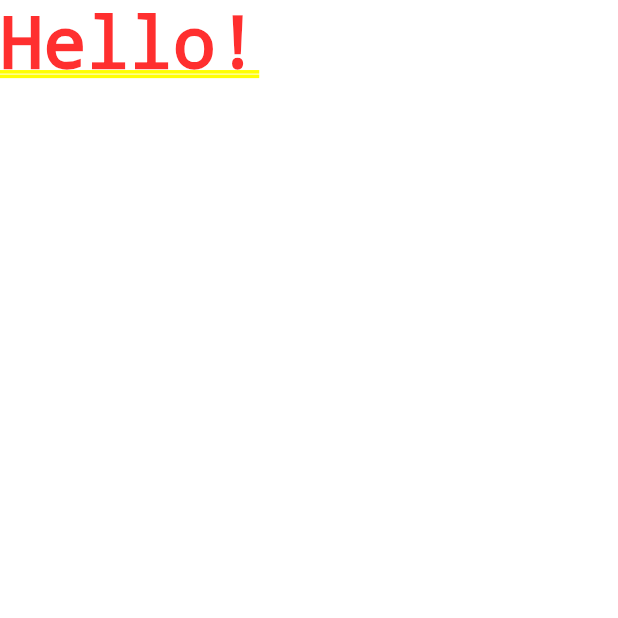
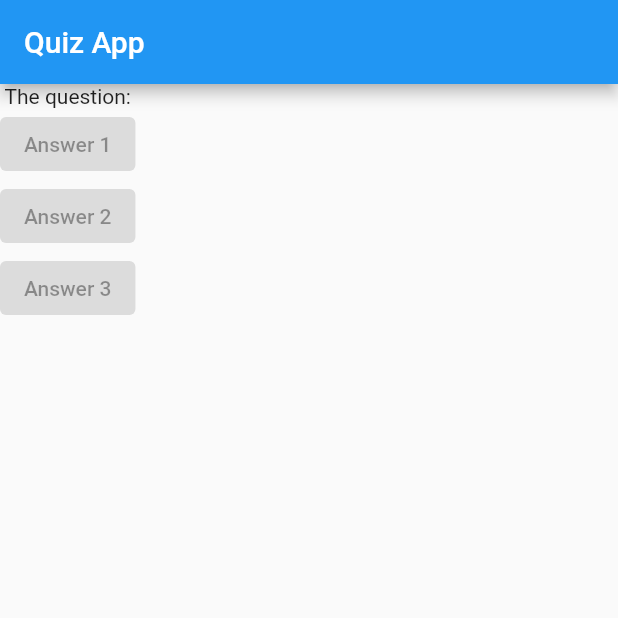
Before and after one commit to Spectari-code/quiz-flutter, a Flutter app: the screen it shows after launch, on a phone screen of 412 x 824 dp, the top half of it. Run offline on Flutter 3.47's test engine with Material 2 defaults, Android fonts, the phone set to English and light mode, and no system bars.

Commit message:
Start of quiz app

```diff
--- a/lib/main.dart
+++ b/lib/main.dart
@@ -1,16 +1,24 @@
 import 'package:flutter/material.dart';
 
-void main() {
-  runApp(MyApp());
-}
+void main() => runApp(MyApp());
 
 class MyApp extends StatelessWidget {
   const MyApp({Key key}) : super(key: key);
 
   @override
   Widget build(BuildContext context) {
-    return const MaterialApp(
-      home: Text('Hello!'),
+    return MaterialApp(
+      home: Scaffold(
+        appBar: AppBar(
+          title: Text("Quiz App"),
+        ),
+        body: Column(children: <Widget>[
+          Text("The question:"),
+          ElevatedButton(onPressed: null, child: Text("Answer 1")),
+          ElevatedButton(onPressed: null, child: Text("Answer 2")),
+          ElevatedButton(onPressed: null, child: Text("Answer 3")),
+        ]),
+      ),
     );
   }
 }
```
